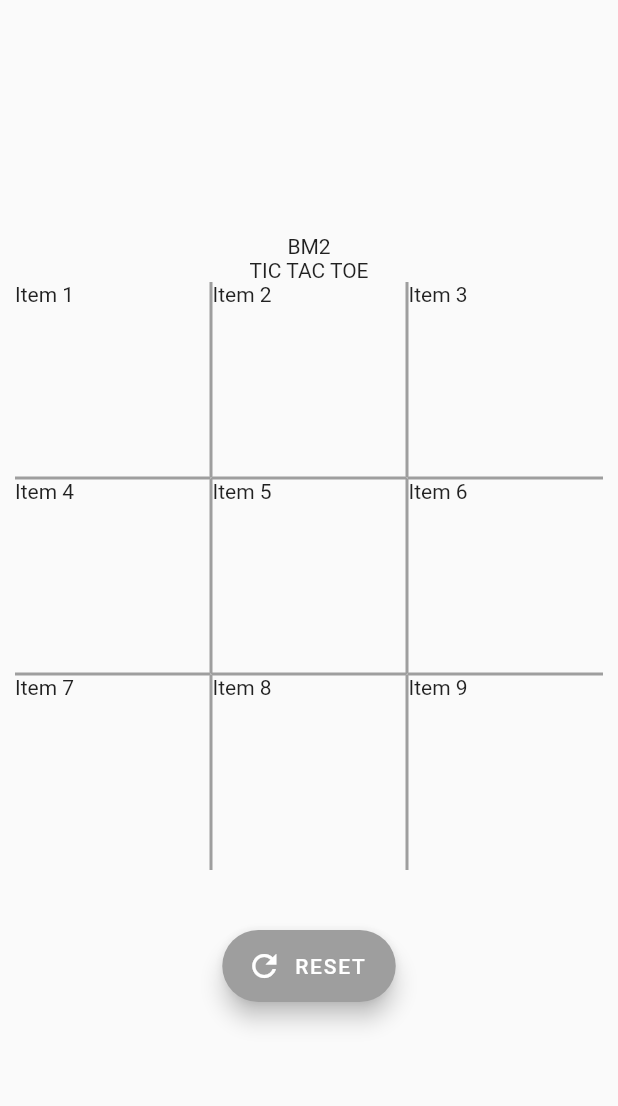
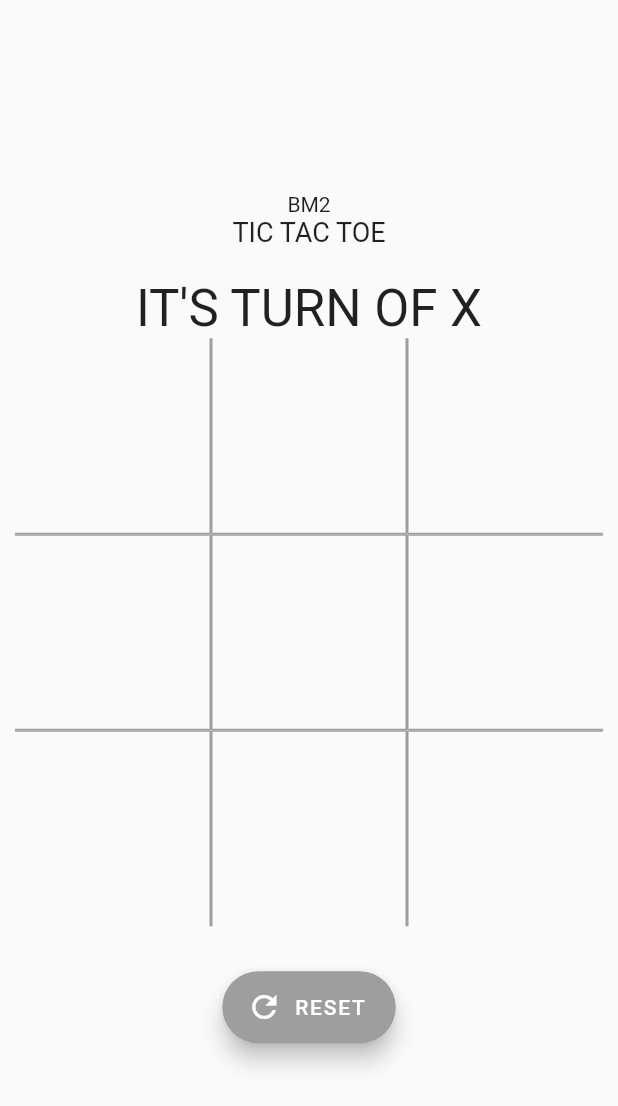
Before and after one commit to brenomachadodomonte/bm2_tic_tac_toe, a Flutter app: the screen it shows after launch, on a phone screen of 412 x 824 dp. Shown: the top 1106 px of the screen. Run offline on Flutter 3.47's test engine with Material 2 defaults, Android fonts, the phone set to English and light mode, and no system bars.

Commit message:
- Creating buttons in grid

```diff
--- a/lib/game.dart
+++ b/lib/game.dart
@@ -6,6 +6,20 @@ class Game extends StatefulWidget {
 }
 
 class _GameState extends State<Game> {
+
+  String _message = 'IT\'S TURN OF X';
+  IconData _currentIcon = Icons.clear;
+  int moves = 0;
+  bool playing = true;
+
+  List _blocks = [];
+
+  @override
+  void initState() {
+    _clearBlocks();
+    super.initState();
+  }
+
   @override
   Widget build(BuildContext context) {
     return Scaffold(
@@ -15,63 +29,115 @@ class _GameState extends State<Game> {
           mainAxisAlignment: MainAxisAlignment.center,
           children: <Widget>[
             Text('BM2'),
-            Text('TIC TAC TOE'),
+            Text('TIC TAC TOE', style: TextStyle(fontSize: 18),),
+            SizedBox(height: 20,),
+            Text(_message, style: TextStyle(fontSize: 34),),
             GridView.count(
                 crossAxisCount: 3,
                 shrinkWrap: true,
                 children: [
                   Container(
-                      child: Text('Item 1'),
+                      child: _blocks[0]['widget'],
                       decoration: _boxDecoration(right: true, bottom: true)
                   ),
                   Container(
-                      child: Text('Item 2'),
-                      decoration: _boxDecoration(right: true, bottom: true, left: true)
+                      child: _blocks[1]['widget'],
+                      decoration: _boxDecoration(right: true, bottom: true, left: true),
                   ),
-                  Container(
-                      child: Text('Item 3'),
-                      decoration: _boxDecoration(left: true, bottom: true)
+                  InkWell(
+                    child: Container(
+                        child: _blocks[2]['widget'],
+                        decoration: _boxDecoration(left: true, bottom: true)
+                    ),
+                    onTap: (){
+
+                    },
                   ),
 
                   Container(
-                      child: Text('Item 4'),
+                      child: _blocks[3]['widget'],
                       decoration: _boxDecoration(right: true, bottom: true, top: true)
                   ),
                   Container(
-                      child: Text('Item 5'),
+                      child: _blocks[4]['widget'],
                       decoration: _boxDecoration(right: true, bottom: true, top: true, left: true)
                   ),
                   Container(
-                      child: Text('Item 6'),
+                      child: _blocks[5]['widget'],
                       decoration: _boxDecoration(bottom: true, top: true, left: true)
                   ),
 
                   Container(
-                      child: Text('Item 7'),
+                      child: _blocks[6]['widget'],
                       decoration: _boxDecoration(right: true, top: true)
                   ),
                   Container(
-                      child: Text('Item 8'),
+                      child: _blocks[7]['widget'],
                       decoration: _boxDecoration(right: true, top: true, left: true)
                   ),
                   Container(
-                      child: Text('Item 9'),
+                      child: _blocks[8]['widget'],
                       decoration: _boxDecoration(top: true, left: true)
                   ),
                 ]
             ),
-            SizedBox(height: 40),
+            SizedBox(height: 30),
             FloatingActionButton.extended(
               label: Text('RESET', style: TextStyle(color: Colors.white),),
               icon: Icon(Icons.refresh, color: Colors.white,),
               onPressed: (){
-                print('reset game');
+                _clearBlocks();
               },
             ),
           ],
         )
       ),
     );
+  }
+
+  _changeBlock(int number){
+    setState(() {
+      if(playing){
+        moves++;
+        _blocks[number]['widget'] = Center(child: Icon(_currentIcon, size: 80));
+        if(_currentIcon == Icons.clear){
+          _currentIcon = Icons.panorama_fish_eye;
+          _blocks[number]['value'] = 0;
+          _message = 'IT\'S TURN OF O';
+        } else {
+          _blocks[number]['value'] = 1;
+          _currentIcon = Icons.clear;
+          _message = 'IT\'S TURN OF X';
+        }
+      }
+    });
+
+    if(moves >= 5) {
+      _checkWinner();
+    }
+  }
+
+  _checkWinner(){
+    //TODO: check if there is a Winner
+    //If moves = 9 and there's no Winner, its draw!
+  }
+
+  _clearBlocks(){
+    setState(() {
+      _blocks = [
+        {'widget': InkWell(onTap: (){ _changeBlock(0); }), 'value': -1},
+        {'widget': InkWell(onTap: (){ _changeBlock(1); }), 'value': -1},
+        {'widget': InkWell(onTap: (){ _changeBlock(2); }), 'value': -1},
+
+        {'widget': InkWell(onTap: (){ _changeBlock(3); }), 'value': -1},
+        {'widget': InkWell(onTap: (){ _changeBlock(4); }), 'value': -1},
+        {'widget': InkWell(onTap: (){ _changeBlock(5); }), 'value': -1},
+
+        {'widget': InkWell(onTap: (){ _changeBlock(6); }), 'value': -1},
+        {'widget': InkWell(onTap: (){ _changeBlock(7); }), 'value': -1},
+        {'widget': InkWell(onTap: (){ _changeBlock(8); }), 'value': -1},
+      ];
+    });
   }
 
   _boxDecoration({left: false, top: false, right: false, bottom: false}){
```
